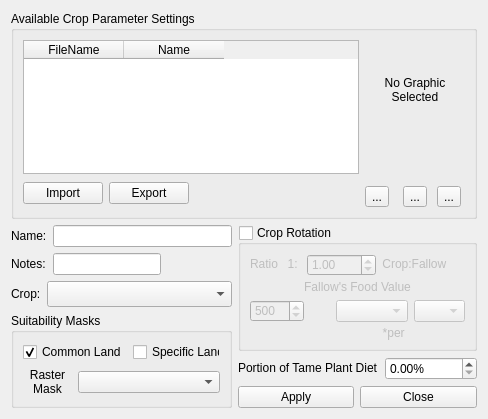
This is src/ui/lacropparametermanagerbase.ui in arkygeek/landuseanalyst as Qt 5 draws it before an edit. The edited form follows.
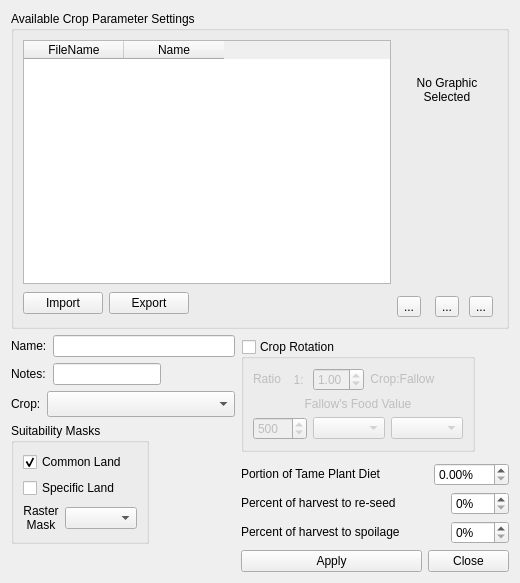
This is the edited form. Icons and pictures are not drawn.

Commit message: Incorporated spoilage and reseeding rates into crop calculations.  Also, adjusted the fallow calculations so that the allocated amount is proportional to the instance of the animal... this avoids negative situations when dealing with a small number of animals. Life, generally, is good :-D

```diff
--- a/src/ui/lacropparametermanagerbase.ui
+++ b/src/ui/lacropparametermanagerbase.ui
@@ -5,8 +5,8 @@
    <rect>
     <x>0</x>
     <y>0</y>
-    <width>488</width>
-    <height>419</height>
+    <width>520</width>
+    <height>583</height>
    </rect>
   </property>
   <property name="minimumSize" >
@@ -22,27 +22,15 @@
    <iconset resource="../resources/resources.qrc" >
     <normaloff>:/la_icon_small.png</normaloff>:/la_icon_small.png</iconset>
   </property>
-  <layout class="QGridLayout" name="gridLayout_3" >
-   <item row="0" column="0" colspan="4" >
+  <layout class="QGridLayout" >
+   <item row="0" column="0" colspan="6" >
     <widget class="QGroupBox" name="grpProfiles" >
      <property name="title" >
       <string>Available Crop Parameter Settings</string>
      </property>
      <layout class="QGridLayout" >
-      <property name="margin" >
-       <number>9</number>
-      </property>
-      <property name="spacing" >
-       <number>6</number>
-      </property>
       <item rowspan="2" row="0" column="3" >
        <layout class="QGridLayout" >
-        <property name="margin" >
-         <number>0</number>
-        </property>
-        <property name="spacing" >
-         <number>6</number>
-        </property>
         <item row="2" column="2" >
          <widget class="QToolButton" name="toolDelete" >
           <property name="toolTip" >
@@ -239,7 +227,7 @@
      </property>
     </widget>
    </item>
-   <item rowspan="4" row="1" column="2" colspan="2" >
+   <item rowspan="4" row="1" column="2" colspan="4" >
     <widget class="QGroupBox" name="grpCropRotation" >
      <property name="sizePolicy" >
       <sizepolicy vsizetype="Fixed" hsizetype="Fixed" >
@@ -269,7 +257,7 @@
      <property name="checked" >
       <bool>false</bool>
      </property>
-     <layout class="QGridLayout" name="gridLayout" >
+     <layout class="QGridLayout" >
       <item row="0" column="0" >
        <widget class="QLabel" name="labelFallow1" >
         <property name="sizePolicy" >
@@ -305,7 +293,7 @@
         </property>
        </widget>
       </item>
-      <item row="0" column="2" colspan="2" >
+      <item row="0" column="2" >
        <widget class="QDoubleSpinBox" name="sbFallowRatio" >
         <property name="minimumSize" >
          <size>
@@ -337,7 +325,7 @@
         </property>
        </widget>
       </item>
-      <item row="0" column="4" colspan="2" >
+      <item row="0" column="3" colspan="2" >
        <widget class="QLabel" name="labelFallow5" >
         <property name="sizePolicy" >
          <sizepolicy vsizetype="Fixed" hsizetype="Fixed" >
@@ -359,7 +347,7 @@
         </property>
        </widget>
       </item>
-      <item row="1" column="0" colspan="6" >
+      <item row="1" column="0" colspan="5" >
        <widget class="QLabel" name="labelFallow2" >
         <property name="text" >
          <string>Fallow's Food Value</string>
@@ -369,7 +357,7 @@
         </property>
        </widget>
       </item>
-      <item row="2" column="0" colspan="3" >
+      <item row="2" column="0" colspan="2" >
        <widget class="QSpinBox" name="sbFallowValue" >
         <property name="sizePolicy" >
          <sizepolicy vsizetype="Minimum" hsizetype="Fixed" >
@@ -412,7 +400,7 @@
         </property>
        </widget>
       </item>
-      <item row="2" column="3" colspan="2" >
+      <item row="2" column="2" colspan="2" >
        <widget class="QComboBox" name="cbFallowEnergyType" >
         <property name="minimumSize" >
          <size>
@@ -422,7 +410,7 @@
         </property>
        </widget>
       </item>
-      <item row="2" column="5" >
+      <item row="2" column="4" >
        <widget class="QComboBox" name="cbAreaUnits" >
         <property name="sizePolicy" >
          <sizepolicy vsizetype="Fixed" hsizetype="Fixed" >
@@ -445,34 +433,6 @@
         </property>
        </widget>
       </item>
-      <item row="3" column="4" >
-       <widget class="QLabel" name="labelFallow6" >
-        <property name="sizePolicy" >
-         <sizepolicy vsizetype="Fixed" hsizetype="Fixed" >
-          <horstretch>0</horstretch>
-          <verstretch>0</verstretch>
-         </sizepolicy>
-        </property>
-        <property name="toolTip" >
-         <string>&lt;html>&lt;head>&lt;meta name="qrichtext" content="1" />&lt;style type="text/css">
-p, li { white-space: pre-wrap; }
-&lt;/style>&lt;/head>&lt;body style=" font-family:'Sans Serif'; font-size:9pt; font-weight:400; font-style:normal; text-decoration:none;">
-&lt;p style=" margin-top:0px; margin-bottom:0px; margin-left:0px; margin-right:0px; -qt-block-indent:0; text-indent:0px;">Weeks from birth to kill weight&lt;/p>&lt;/body>&lt;/html></string>
-        </property>
-        <property name="text" >
-         <string>*per </string>
-        </property>
-        <property name="textFormat" >
-         <enum>Qt::AutoText</enum>
-        </property>
-        <property name="alignment" >
-         <set>Qt::AlignRight|Qt::AlignTrailing|Qt::AlignVCenter</set>
-        </property>
-        <property name="wordWrap" >
-         <bool>false</bool>
-        </property>
-       </widget>
-      </item>
      </layout>
     </widget>
    </item>
@@ -507,12 +467,6 @@
    </item>
    <item row="3" column="0" colspan="2" >
     <layout class="QHBoxLayout" >
-     <property name="spacing" >
-      <number>6</number>
-     </property>
-     <property name="margin" >
-      <number>0</number>
-     </property>
      <item>
       <widget class="QLabel" name="label_2" >
        <property name="sizePolicy" >
@@ -550,7 +504,7 @@
      </item>
     </layout>
    </item>
-   <item rowspan="3" row="4" column="0" colspan="2" >
+   <item rowspan="4" row="4" column="0" colspan="2" >
     <widget class="QGroupBox" name="groupBoxSuitableLand" >
      <property name="sizePolicy" >
       <sizepolicy vsizetype="Fixed" hsizetype="Fixed" >
@@ -573,7 +527,7 @@
      <property name="title" >
       <string>Suitability Masks</string>
      </property>
-     <layout class="QGridLayout" name="gridLayout_2" >
+     <layout class="QGridLayout" >
       <item row="0" column="0" colspan="2" >
        <widget class="QCheckBox" name="checkBoxUseCommonLand" >
         <property name="sizePolicy" >
@@ -599,7 +553,7 @@
         </property>
        </widget>
       </item>
-      <item row="0" column="2" >
+      <item row="1" column="0" colspan="2" >
        <widget class="QCheckBox" name="checkBoxUseSpecificLand" >
         <property name="sizePolicy" >
          <sizepolicy vsizetype="Fixed" hsizetype="Fixed" >
@@ -621,7 +575,7 @@
         </property>
        </widget>
       </item>
-      <item row="1" column="0" >
+      <item row="2" column="0" >
        <widget class="QLabel" name="label_3" >
         <property name="text" >
          <string>Raster
@@ -638,15 +592,13 @@
         </property>
        </widget>
       </item>
-      <item row="1" column="1" colspan="2" >
+      <item row="2" column="1" >
        <widget class="QComboBox" name="cboRaster" />
       </item>
      </layout>
     </widget>
    </item>
    <item row="5" column="2" colspan="2" >
-    <layout class="QHBoxLayout" name="horizontalLayout" >
-     <item>
       <widget class="QLabel" name="labelPortionDiet" >
        <property name="sizePolicy" >
         <sizepolicy vsizetype="Fixed" hsizetype="Fixed" >
@@ -665,7 +617,7 @@
        </property>
       </widget>
      </item>
-     <item>
+   <item row="5" column="4" colspan="2" >
       <widget class="QDoubleSpinBox" name="sbPercentTameCrop" >
        <property name="buttonSymbols" >
         <enum>QAbstractSpinBox::UpDownArrows</enum>
@@ -684,9 +636,78 @@
        </property>
       </widget>
      </item>
-    </layout>
+   <item row="6" column="2" colspan="3" >
+    <widget class="QLabel" name="labelPortionDiet_2" >
+     <property name="sizePolicy" >
+      <sizepolicy vsizetype="Fixed" hsizetype="Fixed" >
+       <horstretch>0</horstretch>
+       <verstretch>0</verstretch>
+      </sizepolicy>
+     </property>
+     <property name="frameShape" >
+      <enum>QFrame::NoFrame</enum>
+     </property>
+     <property name="text" >
+      <string>Percent of harvest to re-seed</string>
+     </property>
+     <property name="alignment" >
+      <set>Qt::AlignBottom|Qt::AlignLeading|Qt::AlignLeft</set>
+     </property>
+    </widget>
    </item>
-   <item row="6" column="2" >
+   <item row="6" column="5" >
+    <widget class="QSpinBox" name="sbReseed" >
+     <property name="suffix" >
+      <string>%</string>
+     </property>
+     <property name="maximum" >
+      <number>100</number>
+     </property>
+    </widget>
+   </item>
+   <item row="7" column="2" colspan="3" >
+    <widget class="QLabel" name="labelPortionDiet_3" >
+     <property name="sizePolicy" >
+      <sizepolicy vsizetype="Fixed" hsizetype="Fixed" >
+       <horstretch>0</horstretch>
+       <verstretch>0</verstretch>
+      </sizepolicy>
+     </property>
+     <property name="frameShape" >
+      <enum>QFrame::NoFrame</enum>
+     </property>
+     <property name="text" >
+      <string>Percent of harvest to spoilage</string>
+     </property>
+     <property name="alignment" >
+      <set>Qt::AlignBottom|Qt::AlignLeading|Qt::AlignLeft</set>
+     </property>
+    </widget>
+   </item>
+   <item row="7" column="5" >
+    <widget class="QSpinBox" name="sbSpoilage" >
+     <property name="suffix" >
+      <string>%</string>
+     </property>
+     <property name="maximum" >
+      <number>100</number>
+     </property>
+    </widget>
+   </item>
+   <item row="8" column="0" colspan="2" >
+    <spacer>
+     <property name="orientation" >
+      <enum>Qt::Horizontal</enum>
+     </property>
+     <property name="sizeHint" >
+      <size>
+       <width>181</width>
+       <height>20</height>
+      </size>
+     </property>
+    </spacer>
+   </item>
+   <item row="8" column="2" >
     <widget class="QPushButton" name="pbnApply" >
      <property name="sizePolicy" >
       <sizepolicy vsizetype="Fixed" hsizetype="Expanding" >
@@ -711,7 +732,7 @@
      </property>
     </widget>
    </item>
-   <item row="6" column="3" >
+   <item row="8" column="3" colspan="3" >
     <widget class="QPushButton" name="pbnClose" >
      <property name="sizePolicy" >
       <sizepolicy vsizetype="Fixed" hsizetype="Expanding" >
```
Left out of the diff: 16 changed lines with no effect on the pictures. Lines whose indentation alone changed are shown as unchanged. The commit also changes 4 other files.
